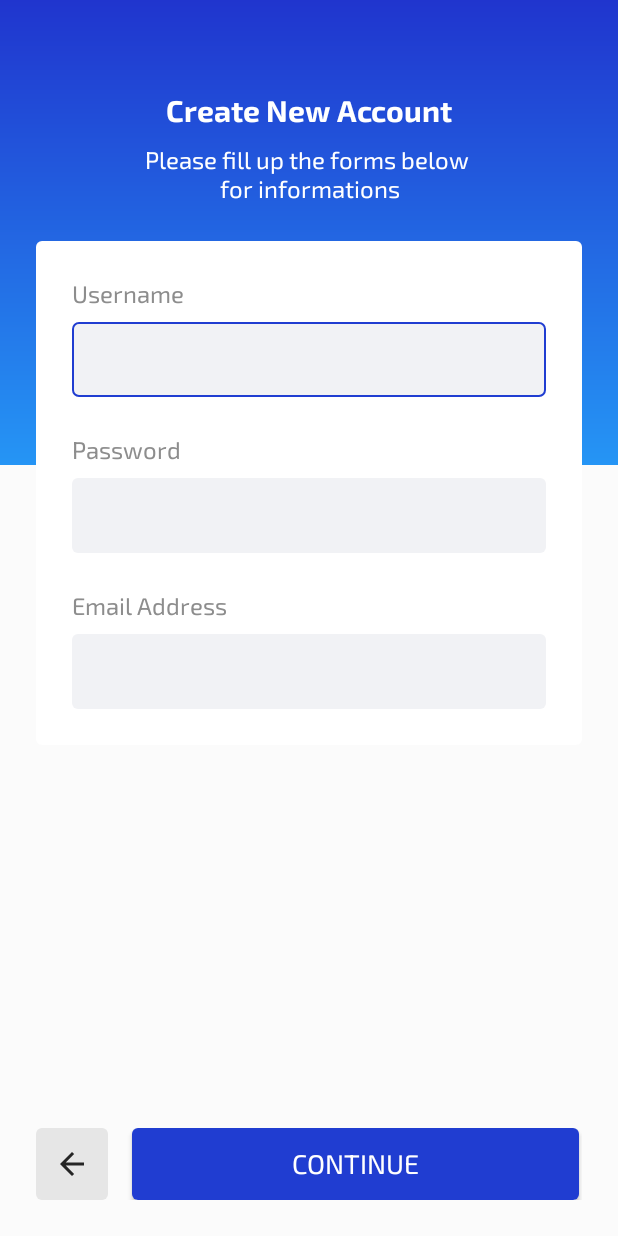
After one commit to alfathony/tikety-app, an Android app: the RegisterOneActivity screen opened directly, with no data from a screen before it, on a phone screen of 412 x 824 dp. The commit adds this screen. Run offline under Robolectric (Android 15) with nearby library versions, the phone set to English and light mode, and no system bars.

Commit message:
added login and register screen

```diff
--- a/app/src/main/AndroidManifest.xml
+++ b/app/src/main/AndroidManifest.xml
@@ -9,7 +9,9 @@
         android:roundIcon="@mipmap/ic_launcher_round"
         android:supportsRtl="true"
         android:theme="@style/AppTheme">
-        <activity android:name=".GetstartedActivity"></activity>
+        <activity android:name=".RegisterOneActivity"></activity>
+        <activity android:name=".SigninActivity" />
+        <activity android:name=".GetstartedActivity" />
         <activity android:name=".SplashscreenActivity">
             <intent-filter>
                 <action android:name="android.intent.action.MAIN" />
@@ -17,7 +19,7 @@
                 <category android:name="android.intent.category.LAUNCHER" />
             </intent-filter>
         </activity>
-        <activity android:name=".MainActivity"></activity>
+        <activity android:name=".MainActivity" />
 
         <meta-data
             android:name="preloaded_fonts"
--- /dev/null
+++ b/app/src/main/java/com/alfathony/tikety/RegisterOneActivity.java
@@ -0,0 +1,13 @@
+package com.alfathony.tikety;
+
+import android.support.v7.app.AppCompatActivity;
+import android.os.Bundle;
+
+public class RegisterOneActivity extends AppCompatActivity {
+
+    @Override
+    protected void onCreate(Bundle savedInstanceState) {
+        super.onCreate(savedInstanceState);
+        setContentView(R.layout.activity_register_one);
+    }
+}
--- /dev/null
+++ b/app/src/main/res/drawable/bg_input_edit.xml
@@ -0,0 +1,23 @@
+<?xml version="1.0" encoding="utf-8"?>
+<selector xmlns:android="http://schemas.android.com/apk/res/android">
+
+    <item
+        android:drawable="@drawable/bg_input_gray_focus"
+        android:state_focused="true"
+        />
+
+    <item
+        android:drawable="@drawable/bg_input_gray_focus"
+        android:state_pressed="true"
+        />
+
+    <item
+        android:drawable="@drawable/bg_input_gray_focus"
+        android:state_selected="true"
+        />
+
+    <item
+        android:drawable="@drawable/bg_input_gray"
+        />
+
+</selector>
--- /dev/null
+++ b/app/src/main/res/drawable/bg_input_gray.xml
@@ -0,0 +1,9 @@
+<?xml version="1.0" encoding="utf-8"?>
+<shape xmlns:android="http://schemas.android.com/apk/res/android">
+    <solid
+        android:color="#f1f2f5"/>
+
+    <corners
+        android:radius="4dp"/>
+
+</shape>
--- /dev/null
+++ b/app/src/main/res/drawable/bg_input_gray_focus.xml
@@ -0,0 +1,13 @@
+<?xml version="1.0" encoding="utf-8"?>
+<shape xmlns:android="http://schemas.android.com/apk/res/android">
+    <solid
+        android:color="#f1f2f5" />
+
+    <stroke
+        android:width="1dp"
+        android:color="#203DD1" />
+
+    <corners
+        android:radius="4dp"/>
+
+</shape>
--- /dev/null
+++ b/app/src/main/res/drawable/blue_secondary_gradient.xml
@@ -0,0 +1,9 @@
+<?xml version="1.0" encoding="utf-8"?>
+<shape xmlns:android="http://schemas.android.com/apk/res/android">
+
+    <gradient
+        android:startColor="#2595f5"
+        android:endColor="#2035ce"
+        android:angle="90"/>
+
+</shape>
--- /dev/null
+++ b/app/src/main/res/drawable/ic_arrow_back_black_24dp.xml
@@ -0,0 +1,5 @@
+<vector android:height="24dp" android:tint="#252525"
+    android:viewportHeight="24.0" android:viewportWidth="24.0"
+    android:width="24dp" xmlns:android="http://schemas.android.com/apk/res/android">
+    <path android:fillColor="#FF000000" android:pathData="M20,11H7.83l5.59,-5.59L12,4l-8,8 8,8 1.41,-1.41L7.83,13H20v-2z"/>
+</vector>
--- /dev/null
+++ b/app/src/main/res/drawable/rounded_white.xml
@@ -0,0 +1,9 @@
+<?xml version="1.0" encoding="utf-8"?>
+<shape xmlns:android="http://schemas.android.com/apk/res/android">
+    <solid
+        android:color="@color/white"/>
+
+    <corners
+        android:radius="4dp"/>
+
+</shape>
--- /dev/null
+++ b/app/src/main/res/layout/activity_register_one.xml
@@ -0,0 +1,193 @@
+<?xml version="1.0" encoding="utf-8"?>
+<android.support.constraint.ConstraintLayout xmlns:android="http://schemas.android.com/apk/res/android"
+    xmlns:app="http://schemas.android.com/apk/res-auto"
+    xmlns:tools="http://schemas.android.com/tools"
+    android:layout_width="match_parent"
+    android:layout_height="match_parent"
+    android:background="#fbfbfb"
+    tools:context=".SigninActivity">
+
+    <View
+        android:id="@+id/view2"
+        android:layout_width="match_parent"
+        android:layout_height="310dp"
+        android:background="@drawable/blue_secondary_gradient"
+        tools:layout_editor_absoluteX="0dp"
+        tools:layout_editor_absoluteY="0dp" />
+
+    <TextView
+        android:id="@+id/textView"
+        android:layout_width="wrap_content"
+        android:layout_height="wrap_content"
+        android:layout_marginStart="8dp"
+        android:layout_marginLeft="8dp"
+        android:layout_marginTop="60dp"
+        android:layout_marginEnd="8dp"
+        android:layout_marginRight="8dp"
+        android:fontFamily="@font/exo_2_bold"
+        android:gravity="center_horizontal"
+        android:lineSpacingExtra="4sp"
+        android:text="Create New Account"
+        android:textColor="#ffffff"
+        android:textSize="20sp"
+        app:layout_constraintEnd_toEndOf="parent"
+        app:layout_constraintStart_toStartOf="parent"
+        app:layout_constraintTop_toTopOf="@+id/view2" />
+
+    <TextView
+        android:id="@+id/textView2"
+        android:layout_width="wrap_content"
+        android:layout_height="wrap_content"
+        android:layout_marginStart="8dp"
+        android:layout_marginLeft="8dp"
+        android:layout_marginTop="8dp"
+        android:layout_marginEnd="8dp"
+        android:layout_marginRight="8dp"
+        android:fontFamily="@font/exo_2"
+        android:gravity="center_horizontal"
+        android:textColor="#ffffff"
+        android:textSize="16sp"
+        app:layout_constraintEnd_toEndOf="parent"
+        app:layout_constraintStart_toStartOf="parent"
+        app:layout_constraintTop_toBottomOf="@+id/textView"
+        android:text="Please fill up the forms below \nfor informations" />
+
+
+    <LinearLayout
+        android:id="@+id/linearLayout"
+        android:layout_width="match_parent"
+        android:layout_height="wrap_content"
+        android:layout_margin="24dp"
+        android:layout_marginStart="8dp"
+        android:layout_marginLeft="8dp"
+        android:layout_marginTop="84dp"
+        android:layout_marginEnd="8dp"
+        android:layout_marginRight="8dp"
+        android:background="@drawable/rounded_white"
+        android:orientation="vertical"
+        android:padding="24dp"
+        app:layout_constraintEnd_toEndOf="parent"
+        app:layout_constraintHorizontal_bias="1.0"
+        app:layout_constraintStart_toStartOf="parent"
+        app:layout_constraintTop_toBottomOf="@+id/textView2">
+
+        <LinearLayout
+            android:layout_width="match_parent"
+            android:layout_height="wrap_content"
+            android:orientation="vertical">
+
+            <TextView
+                android:layout_width="wrap_content"
+                android:layout_height="wrap_content"
+                android:layout_marginBottom="8dp"
+                android:lineSpacingExtra="3sp"
+                android:text="@string/username_label"
+                android:textColor="@color/grayPrimary"
+                android:textSize="16sp"
+                app:fontFamily="@font/exo_2" />
+
+            <EditText
+                android:layout_width="match_parent"
+                android:layout_height="50dp"
+                android:background="@drawable/bg_input_edit"
+                android:fontFamily="@font/exo_2"
+                android:lines="1"
+                android:paddingLeft="12dp"
+                android:textColor="@color/carbon" />
+
+
+        </LinearLayout>
+
+        <LinearLayout
+            android:layout_width="match_parent"
+            android:layout_height="wrap_content"
+            android:layout_marginTop="24dp"
+            android:orientation="vertical">
+
+            <TextView
+                android:layout_width="wrap_content"
+                android:layout_height="wrap_content"
+                android:layout_marginBottom="8dp"
+                android:lineSpacingExtra="3sp"
+                android:text="@string/password_label"
+                android:textColor="@color/grayPrimary"
+                android:textSize="16sp"
+                app:fontFamily="@font/exo_2" />
+
+            <EditText
+                android:layout_width="match_parent"
+                android:layout_height="50dp"
+                android:background="@drawable/bg_input_edit"
+                android:fontFamily="@font/exo_2"
+                android:inputType="textPassword"
+                android:lines="1"
+                android:paddingLeft="12dp"
+                android:textColor="@color/carbon" />
+
+
+        </LinearLayout>
+
+
+        <LinearLayout
+            android:layout_width="match_parent"
+            android:layout_height="wrap_content"
+            android:layout_marginTop="24dp"
+            android:orientation="vertical">
+
+            <TextView
+                android:layout_width="wrap_content"
+                android:layout_height="wrap_content"
+                android:layout_marginBottom="8dp"
+                android:lineSpacingExtra="3sp"
+                android:text="@string/email_label"
+                android:textColor="@color/grayPrimary"
+                android:textSize="16sp"
+                app:fontFamily="@font/exo_2" />
+
+            <EditText
+                android:layout_width="match_parent"
+                android:layout_height="50dp"
+                android:background="@drawable/bg_input_edit"
+                android:fontFamily="@font/exo_2"
+                android:inputType="textEmailAddress"
+                android:lines="1"
+                android:paddingLeft="12dp"
+                android:textColor="@color/carbon" />
+
+
+        </LinearLayout>
+
+
+    </LinearLayout>
+
+    <LinearLayout
+        android:layout_width="match_parent"
+        android:layout_height="wrap_content"
+        android:orientation="horizontal"
+        android:layout_margin="24dp"
+        app:layout_constraintBottom_toBottomOf="parent"
+        app:layout_constraintEnd_toEndOf="parent"
+        app:layout_constraintHorizontal_bias="0.83"
+        app:layout_constraintStart_toStartOf="parent">
+
+        <ImageButton
+            android:layout_width="48dp"
+            android:layout_height="48dp"
+            android:background="@drawable/btn_default"
+            android:layout_marginRight="16dp"
+            android:src="@drawable/ic_arrow_back_black_24dp"/>
+
+        <Button
+            android:id="@+id/btn_sign_up"
+            android:layout_width="298dp"
+            android:layout_height="48dp"
+            android:background="@drawable/btn_primary"
+            android:lineSpacingExtra="4sp"
+            android:text="Continue"
+            android:textColor="@color/white"
+            android:textSize="18sp"
+            app:fontFamily="@font/exo_2" />
+
+    </LinearLayout>
+
+</android.support.constraint.ConstraintLayout>
--- a/app/src/main/res/values/strings.xml
+++ b/app/src/main/res/values/strings.xml
@@ -4,4 +4,9 @@
     <string name="create_account">CREATE ACCOUNT</string>
     <string name="sign_in">Sign In</string>
     <string name="tag_line">Discover \nThe Beauty \nOf Earth</string>
+    <string name="username_label">Username</string>
+    <string name="password_label">Password</string>
+    <string name="create_new_account">Create new account</string>
+    <string name="register_title">Create New Account</string>
+    <string name="email_label">Email Address</string>
 </resources>
```
Also changed, not shown: app/src/main/java/com/alfathony/tikety/GetstartedActivity.java (+26 -1 lines), app/src/main/java/com/alfathony/tikety/SigninActivity.java (added, +28 -0 lines), app/src/main/res/layout/activity_signin.xml (added, +129 -0 lines), app/src/main/res/drawable-hdpi/applogowhite.png (added), app/src/main/res/drawable-mdpi/applogowhite.png (added), app/src/main/res/drawable-xhdpi/applogowhite.png (added), app/src/main/res/drawable-xxhdpi/applogowhite.png (added), app/src/main/res/drawable-xxxhdpi/applogowhite.png (added).
